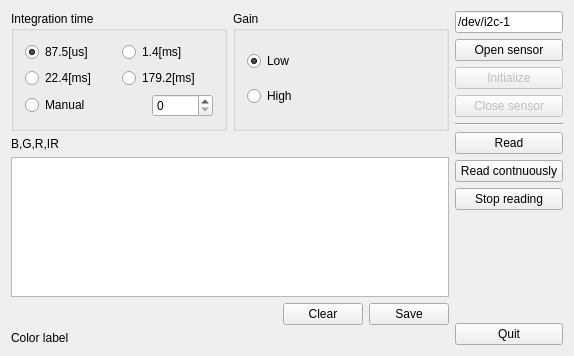
Before: the Qt Designer form widget.ui in futr/ColorSensorReader, drawn with Qt 5.
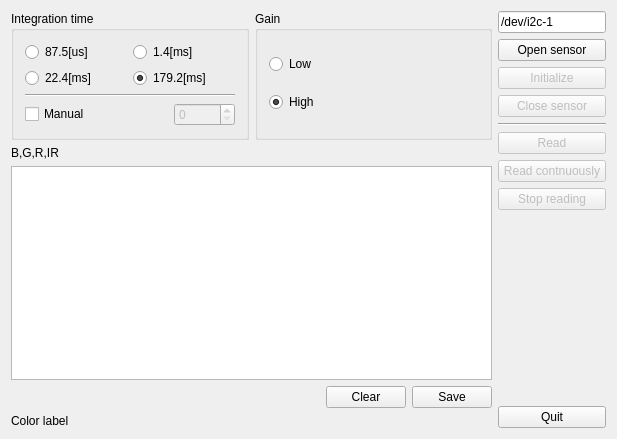
After: the same form once the commit is applied.

```diff
--- a/widget.ui
+++ b/widget.ui
@@ -6,8 +6,8 @@
    <rect>
     <x>0</x>
     <y>0</y>
-    <width>574</width>
-    <height>356</height>
+    <width>617</width>
+    <height>439</height>
    </rect>
   </property>
   <property name="sizePolicy">
@@ -36,7 +36,7 @@
              <string>87.5[us]</string>
             </property>
             <property name="checked">
-             <bool>true</bool>
+             <bool>false</bool>
             </property>
            </widget>
           </item>
@@ -59,12 +59,18 @@
             <property name="text">
              <string>179.2[ms]</string>
             </property>
+            <property name="checked">
+             <bool>true</bool>
+            </property>
            </widget>
           </item>
-          <item row="2" column="0" colspan="2">
+          <item row="3" column="0" colspan="2">
            <layout class="QHBoxLayout" name="horizontalLayout_2">
             <item>
-             <widget class="QRadioButton" name="intTimeManButton">
+             <widget class="QCheckBox" name="intTimeManButton">
+              <property name="enabled">
+               <bool>true</bool>
+              </property>
               <property name="text">
                <string>Manual</string>
               </property>
@@ -84,7 +90,10 @@
              </spacer>
             </item>
             <item>
-             <widget class="QSpinBox" name="spinBox">
+             <widget class="QSpinBox" name="intTimeSpinBox">
+              <property name="enabled">
+               <bool>false</bool>
+              </property>
               <property name="maximum">
                <number>65535</number>
               </property>
@@ -95,6 +104,13 @@
             </item>
            </layout>
           </item>
+          <item row="2" column="0" colspan="2">
+           <widget class="Line" name="line_2">
+            <property name="orientation">
+             <enum>Qt::Horizontal</enum>
+            </property>
+           </widget>
+          </item>
          </layout>
         </widget>
        </item>
@@ -110,7 +126,7 @@
              <string>Low</string>
             </property>
             <property name="checked">
-             <bool>true</bool>
+             <bool>false</bool>
             </property>
            </widget>
           </item>
@@ -119,6 +135,9 @@
             <property name="text">
              <string>High</string>
             </property>
+            <property name="checked">
+             <bool>true</bool>
+            </property>
            </widget>
           </item>
          </layout>
@@ -225,13 +244,25 @@
      </item>
      <item>
       <widget class="QPushButton" name="readSensorButton">
+       <property name="enabled">
+        <bool>false</bool>
+       </property>
        <property name="text">
         <string>Read</string>
        </property>
+       <property name="autoDefault">
+        <bool>false</bool>
+       </property>
+       <property name="default">
+        <bool>true</bool>
+       </property>
       </widget>
      </item>
      <item>
       <widget class="QPushButton" name="readSensorContButton">
+       <property name="enabled">
+        <bool>false</bool>
+       </property>
        <property name="text">
         <string>Read contnuously</string>
        </property>
@@ -239,6 +270,9 @@
      </item>
      <item>
       <widget class="QPushButton" name="stopReadingButton">
+       <property name="enabled">
+        <bool>false</bool>
+       </property>
        <property name="text">
         <string>Stop reading</string>
        </property>
```
Left out of the diff: 20 changed lines with no effect on the pictures.
